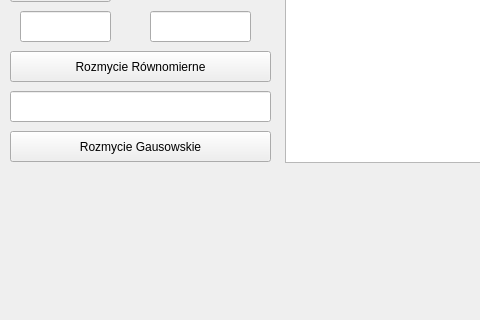
The window that mainwindowqt.ui (rozman123/MyImageProccesingApp) describes before a commit, drawn with Qt 5; both pictures show x 0 to 480 and y 299 to 619 of the 1231 by 619 pixel window.
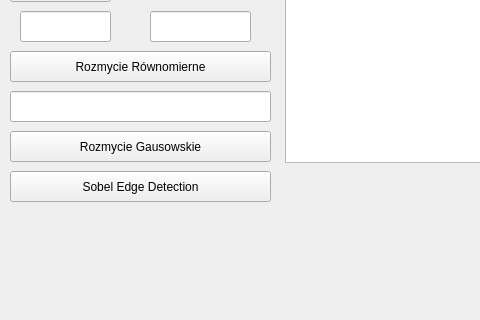
The same window after the commit.

Commit message: Changed the blur and edgedetection on namespaces instead of class

What changed in the file:
```diff
--- a/mainwindowqt.ui
+++ b/mainwindowqt.ui
@@ -226,6 +226,19 @@
      <string>Save as</string>
     </property>
    </widget>
+   <widget class="QPushButton" name="pushButton">
+    <property name="geometry">
+     <rect>
+      <x>10</x>
+      <y>470</y>
+      <width>261</width>
+      <height>31</height>
+     </rect>
+    </property>
+    <property name="text">
+     <string>Sobel Edge Detection</string>
+    </property>
+   </widget>
   </widget>
   <widget class="QMenuBar" name="menubar">
    <property name="geometry">
```
The commit also changes 7 other files.
